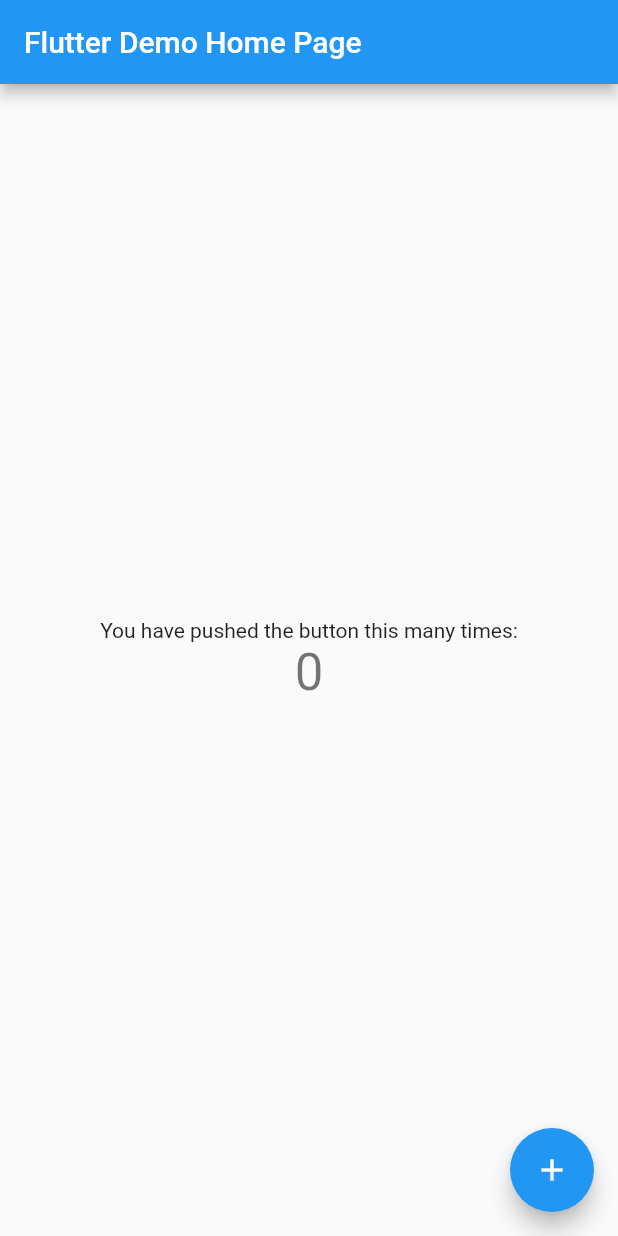
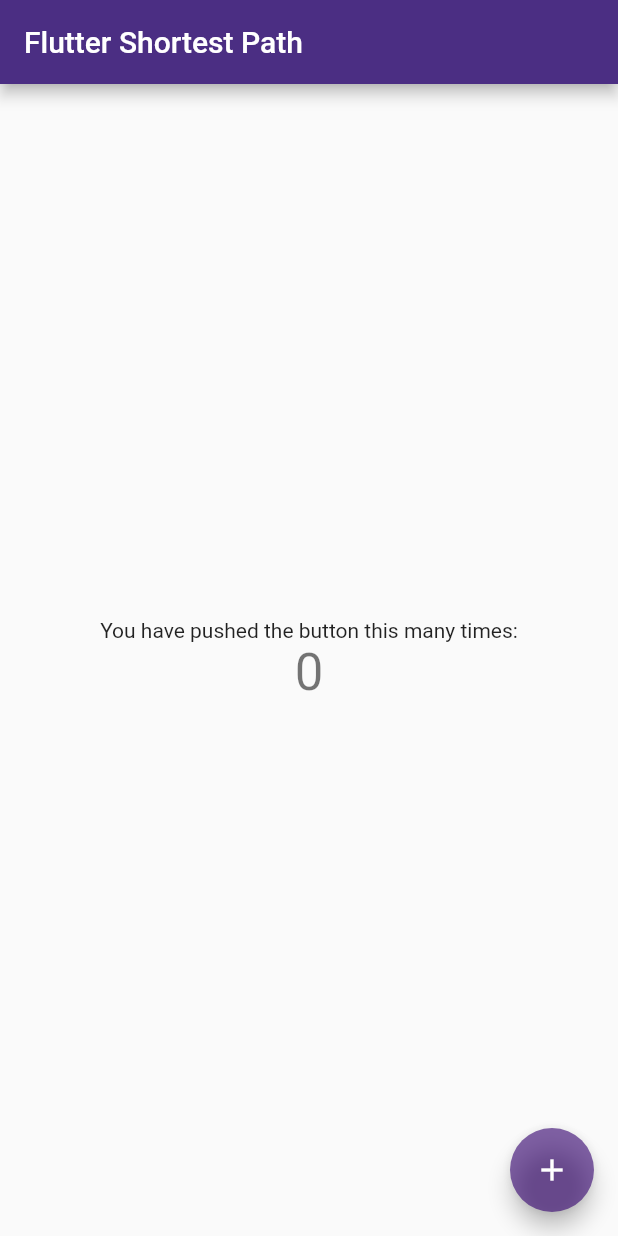
Before and after one commit to codycodes/flutter-shortest-path, a Flutter app: the screen it shows after launch, on a phone screen of 412 x 824 dp. Run offline on Flutter 3.47's test engine with Material 2 defaults, Android fonts, the phone set to English and light mode, and no system bars.

Commit message:
:lipstick: add UW color

```diff
--- a/flutter_shortest_path/lib/main.dart
+++ b/flutter_shortest_path/lib/main.dart
@@ -4,29 +4,34 @@ void main() {
   runApp(MyApp());
 }
 
+Map<int, Color> color =
+{
+  50:Color.fromRGBO(51,0,111, .1),
+  100:Color.fromRGBO(51,0,111, .2),
+  200:Color.fromRGBO(51,0,111, .3),
+  300:Color.fromRGBO(51,0,111, .4),
+  400:Color.fromRGBO(51,0,111, .5),
+  500:Color.fromRGBO(51,0,111, .6),
+  600:Color.fromRGBO(51,0,111, .7),
+  700:Color.fromRGBO(51,0,111, .8),
+  800:Color.fromRGBO(51,0,111, .9),
+  900:Color.fromRGBO(51,0,111, 1),
+};
+MaterialColor colorCustom = MaterialColor(0xFF4B2E83, color);
+
 class MyApp extends StatelessWidget {
   // This widget is the root of your application.
   @override
   Widget build(BuildContext context) {
     return MaterialApp(
-      title: 'Flutter Demo',
+      title: 'Flutter Shortest Path',
       theme: ThemeData(
-        // This is the theme of your application.
-        //
-        // Try running your application with "flutter run". You'll see the
-        // application has a blue toolbar. Then, without quitting the app, try
-        // changing the primarySwatch below to Colors.green and then invoke
-        // "hot reload" (press "r" in the console where you ran "flutter run",
-        // or simply save your changes to "hot reload" in a Flutter IDE).
-        // Notice that the counter didn't reset back to zero; the application
-        // is not restarted.
-        primarySwatch: Colors.blue,
-        // This makes the visual density adapt to the platform that you run
-        // the app on. For desktop platforms, the controls will be smaller and
-        // closer together (more dense) than on mobile platforms.
+        primarySwatch: colorCustom,
+        bottomAppBarColor: colorCustom,
+
         visualDensity: VisualDensity.adaptivePlatformDensity,
       ),
-      home: MyHomePage(title: 'Flutter Demo Home Page'),
+      home: MyHomePage(title: 'Flutter Shortest Path'),
     );
   }
 }
```
